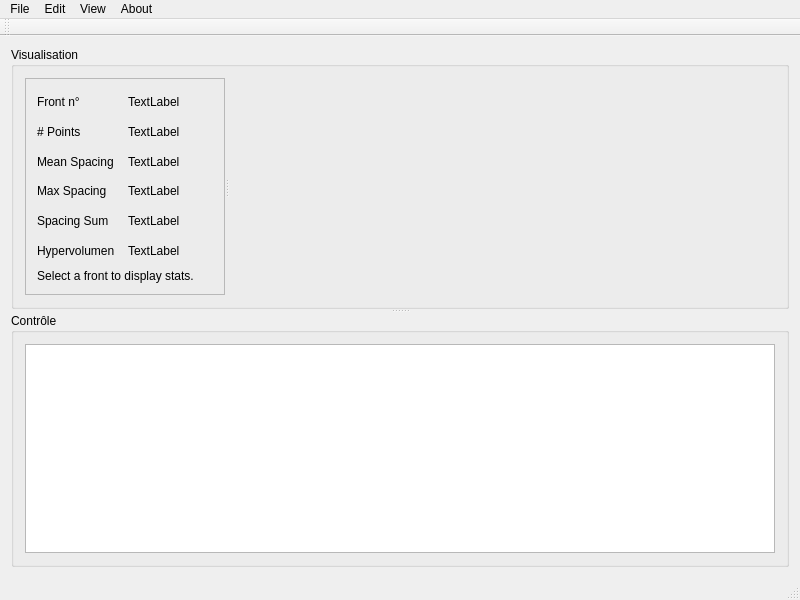
Above: Pareto/mainwindow.ui from theCmaker/ZZ2_project before the change. Below: the same form after it.
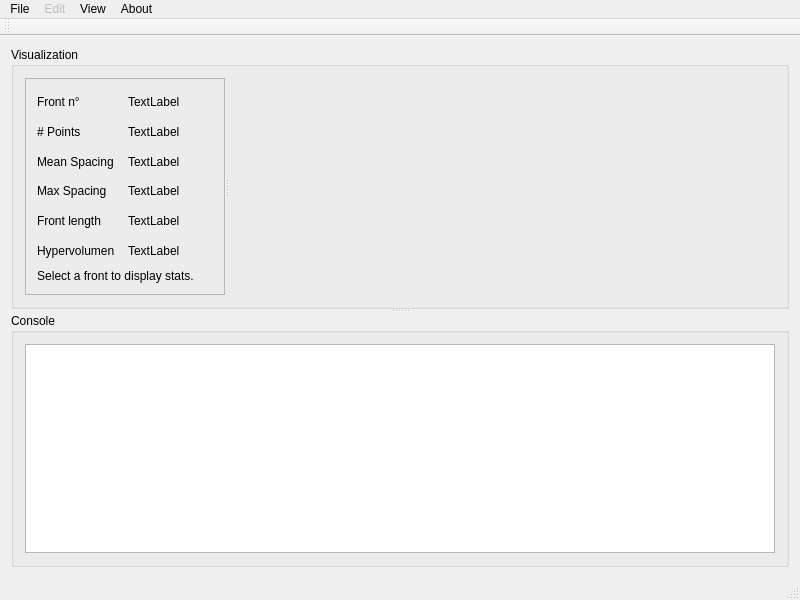
That is the form after the change. Custom widgets are drawn as their Qt base class.

Diff of the .ui file:
```diff
--- a/Pareto/mainwindow.ui
+++ b/Pareto/mainwindow.ui
@@ -34,7 +34,7 @@
         </size>
        </property>
        <property name="title">
-        <string>Visualisation</string>
+        <string>Visualization</string>
        </property>
        <layout class="QGridLayout" name="gridLayout_3">
         <item row="0" column="0">
@@ -151,7 +151,7 @@
             <item row="4" column="0">
              <widget class="QLabel" name="LabelSumDistance">
               <property name="text">
-               <string>Spacing Sum</string>
+               <string>Front length</string>
               </property>
              </widget>
             </item>
@@ -184,7 +184,7 @@
         </size>
        </property>
        <property name="title">
-        <string>Contrôle</string>
+        <string>Console</string>
        </property>
        <layout class="QGridLayout" name="gridLayout_2">
         <item row="0" column="0">
@@ -248,6 +248,9 @@
     <addaction name="actionQuit"/>
    </widget>
    <widget class="QMenu" name="menuEdit">
+    <property name="enabled">
+     <bool>false</bool>
+    </property>
     <property name="title">
      <string>Edit</string>
     </property>
```
Left out of the diff: 27 changed lines with no effect on the pictures.
